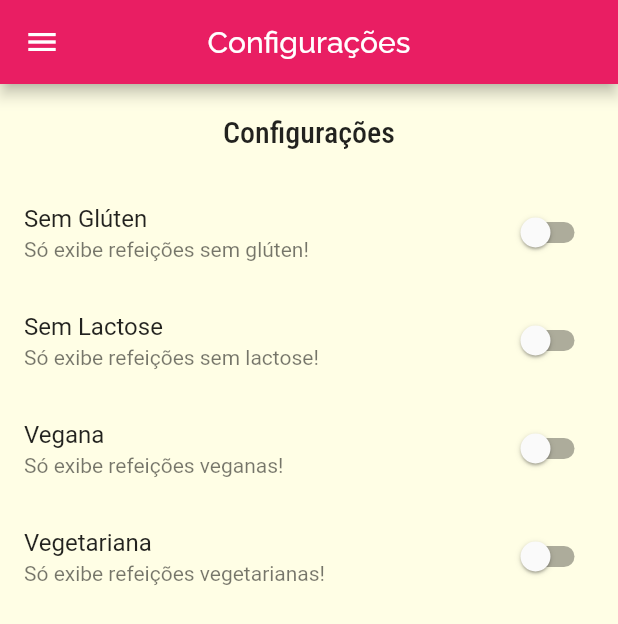
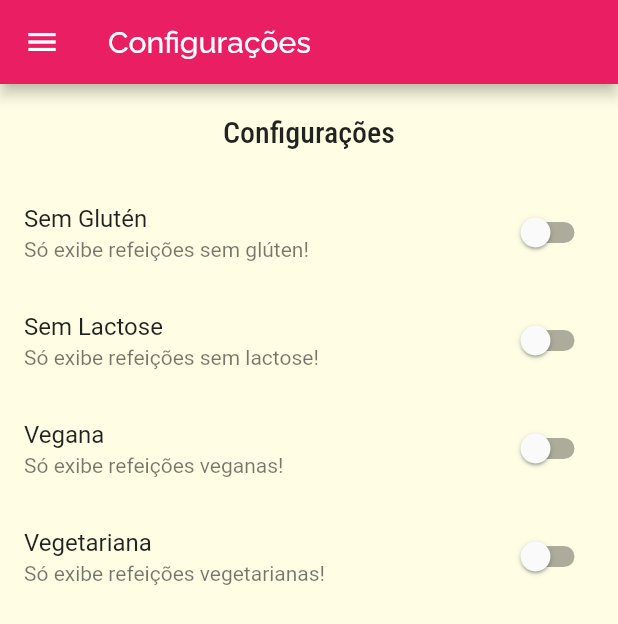
Before and after one commit to divinor07/meals, a Flutter app: the SettingsScreen screen opened by its route, on a phone screen of 412 x 824 dp. Shown: the top 624 px of the screen. Run offline on Flutter 3.47's test engine with Material 2 defaults, Android fonts, the phone set to English and light mode, and no system bars; network calls fail.

Commit message:
Saving the settings

```diff
--- a/lib/main.dart
+++ b/lib/main.dart
@@ -16,16 +16,18 @@ class MyApp extends StatefulWidget {
 }
 
 class _MyAppState extends State<MyApp> {
+  Settings settings = Settings();
   List<Meal> _availableMeals = DUMMY_MEALS;
 
   void _filterMeals(Settings settings) {
     setState(() {
+      this.settings = settings;
+
       _availableMeals = DUMMY_MEALS.where((meal) {
         final filterGluten = settings.isGlutenFree && !meal.isGlutenFree;
         final filterLactose = settings.isLactoseFree && !meal.isLactoseFree;
         final filterVegan = settings.isVegan && !meal.isVegan;
         final filterVegetarian = settings.isVegetarian && !meal.isVegetarian;
-
         return !filterGluten &&
             !filterLactose &&
             !filterVegan &&
@@ -56,7 +58,7 @@ class _MyAppState extends State<MyApp> {
         AppRoutes.CATEGORIES_MEALS: (ctx) =>
             CategoriesMealsScreen(_availableMeals),
         AppRoutes.MEAL_DETAIL: (ctx) => MealDetailScreen(),
-        AppRoutes.SETTINGS: (ctx) => SettingsScreen(_filterMeals),
+        AppRoutes.SETTINGS: (ctx) => SettingsScreen(settings, _filterMeals),
       },
     );
   }
--- a/lib/screens/settings_screen.dart
+++ b/lib/screens/settings_screen.dart
@@ -1,18 +1,26 @@
 import 'package:flutter/material.dart';
-import 'package:meals/components/main_drawer.dart';
-import 'package:meals/models/settings.dart';
+
+import '../components/main_drawer.dart';
+import '../models/settings.dart';
 
 class SettingsScreen extends StatefulWidget {
+  final Settings settings;
   final Function(Settings) onSettingsChanged;
 
-  const SettingsScreen(this.onSettingsChanged);
+  const SettingsScreen(this.settings, this.onSettingsChanged);
 
   @override
   _SettingsScreenState createState() => _SettingsScreenState();
 }
 
 class _SettingsScreenState extends State<SettingsScreen> {
-  var settings = Settings();
+  Settings settings;
+
+  @override
+  void initState() {
+    super.initState();
+    settings = widget.settings;
+  }
 
   Widget _createSwitch(
     String title,
@@ -20,15 +28,14 @@ class _SettingsScreenState extends State<SettingsScreen> {
     bool value,
     Function(bool) onChanged,
   ) {
-    return SwitchListTile(
+    return SwitchListTile.adaptive(
         title: Text(title),
         subtitle: Text(subtitle),
         value: value,
         onChanged: (value) {
           onChanged(value);
           widget.onSettingsChanged(settings);
-      },
-    );
+        });
   }
 
   @override
@@ -36,7 +43,6 @@ class _SettingsScreenState extends State<SettingsScreen> {
     return Scaffold(
       appBar: AppBar(
         title: Text('Configurações'),
-        centerTitle: true,
       ),
       drawer: MainDrawer(),
       body: Column(
@@ -52,7 +58,7 @@ class _SettingsScreenState extends State<SettingsScreen> {
             child: ListView(
               children: <Widget>[
                 _createSwitch(
-                  'Sem Glúten',
+                  'Sem Glutén',
                   'Só exibe refeições sem glúten!',
                   settings.isGlutenFree,
                   (value) => setState(() => settings.isGlutenFree = value),
@@ -77,7 +83,7 @@ class _SettingsScreenState extends State<SettingsScreen> {
                 ),
               ],
             ),
-          ),
+          )
         ],
       ),
     );
```
Also changed, not shown: lib/screens/categories_meals_screen.dart (+9 -12 lines). Lines whose indentation alone changed are shown as unchanged.
